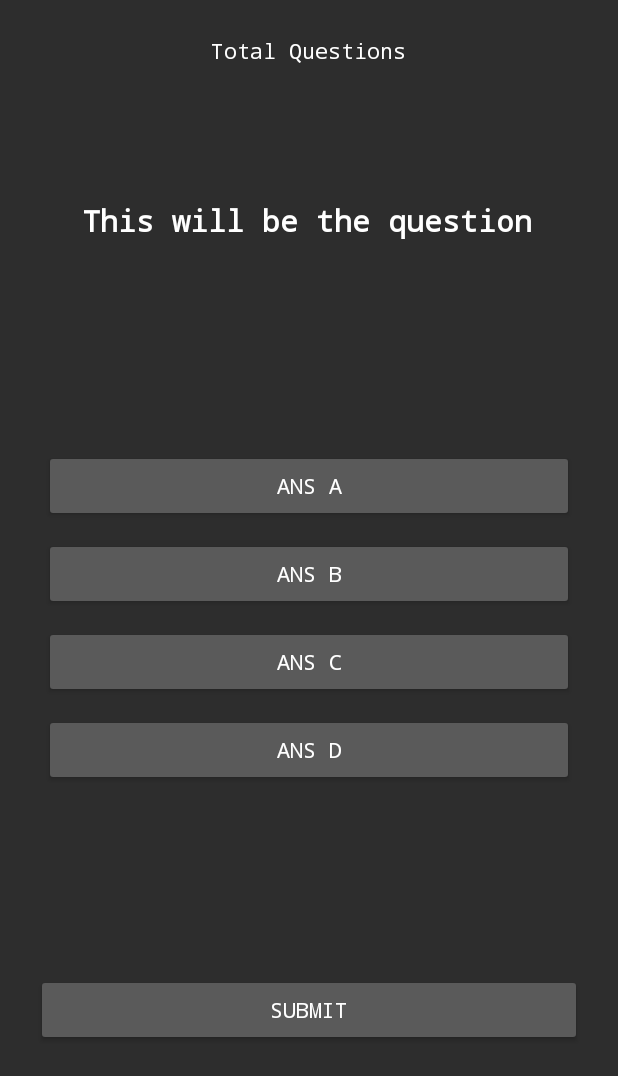
After one commit to ChrisD5/Reality-Checkmate, an Android app: the layout fragment_quiz.xml on its own in the app's theme, with its tools: preview values and no code run, on a phone screen of 412 x 824 dp. The commit adds this screen. Shown: the top 1076 px of the screen. Run offline under Robolectric (Android 15) with nearby library versions, the phone set to English and light mode, and no system bars.

Commit message:
Added Custom Ego Quiz

```diff
--- /dev/null
+++ b/4-application/app/src/main/res/drawable/nav_quiz.xml
@@ -0,0 +1,6 @@
+<vector android:height="24dp" android:tint="#000000"
+    android:viewportHeight="24" android:viewportWidth="24"
+    android:width="24dp" xmlns:android="http://schemas.android.com/apk/res/android">
+    <path android:fillColor="@android:color/white" android:pathData="M4,6H2v14c0,1.1 0.9,2 2,2h14v-2H4V6z"/>
+    <path android:fillColor="@android:color/white" android:pathData="M20,2H8C6.9,2 6,2.9 6,4v12c0,1.1 0.9,2 2,2h12c1.1,0 2,-0.9 2,-2V4C22,2.9 21.1,2 20,2zM14.01,15c-0.59,0 -1.05,-0.47 -1.05,-1.05c0,-0.59 0.47,-1.04 1.05,-1.04c0.59,0 1.04,0.45 1.04,1.04C15.04,14.53 14.6,15 14.01,15zM16.51,8.83c-0.63,0.93 -1.23,1.21 -1.56,1.81c-0.13,0.24 -0.18,0.4 -0.18,1.18h-1.52c0,-0.41 -0.06,-1.08 0.26,-1.65c0.41,-0.73 1.18,-1.16 1.63,-1.8c0.48,-0.68 0.21,-1.94 -1.14,-1.94c-0.88,0 -1.32,0.67 -1.5,1.23l-1.37,-0.57C11.51,5.96 12.52,5 13.99,5c1.23,0 2.08,0.56 2.51,1.26C16.87,6.87 17.08,7.99 16.51,8.83z"/>
+</vector>
--- /dev/null
+++ b/4-application/app/src/main/res/layout/fragment_quiz.xml
@@ -0,0 +1,98 @@
+<?xml version="1.0" encoding="utf-8"?>
+<RelativeLayout
+    xmlns:android="http://schemas.android.com/apk/res/android"
+    xmlns:tools="http://schemas.android.com/tools"
+    android:layout_width="match_parent"
+    android:layout_height="match_parent"
+    android:background="@color/DarkestGrey"
+    android:padding="24dp"
+    tools:context=".HomeFragment">
+
+    <TextView
+        android:id="@+id/total_questions"
+        android:layout_width="wrap_content"
+        android:layout_height="wrap_content"
+        android:text="Total Questions"
+        android:textColor="@color/white"
+        android:fontFamily="monospace"
+        android:layout_centerHorizontal="true"
+        android:textSize="14sp" />
+
+    <TextView
+        android:id="@+id/question"
+        android:layout_width="321dp"
+        android:layout_height="134dp"
+        android:layout_above="@+id/choices_layout"
+        android:layout_marginStart="20dp"
+        android:layout_marginEnd="20dp"
+        android:layout_marginBottom="27dp"
+        android:fontFamily="monospace"
+        android:text="This will be the question"
+        android:textAlignment="center"
+        android:textColor="@color/white"
+        android:textSize="20dp"
+        android:textStyle="bold" />
+
+    <LinearLayout
+        android:id="@+id/choices_layout"
+        android:layout_width="match_parent"
+        android:layout_height="wrap_content"
+        android:layout_centerInParent="true"
+        android:orientation="vertical">
+
+        <Button
+            android:id="@+id/ans_A"
+            android:layout_width="match_parent"
+            android:layout_height="wrap_content"
+            android:layout_margin="5dp"
+            android:backgroundTint="@color/DarkGrey"
+            android:text="Ans A"
+            android:fontFamily="monospace"
+            android:textColor="@color/white" />
+
+        <Button
+            android:id="@+id/ans_B"
+            android:layout_width="match_parent"
+            android:layout_height="wrap_content"
+            android:layout_margin="5dp"
+            android:backgroundTint="@color/DarkGrey"
+            android:text="Ans B"
+            android:fontFamily="monospace"
+            android:textColor="@color/white" />
+
+        <Button
+            android:id="@+id/ans_C"
+            android:layout_width="match_parent"
+            android:layout_height="wrap_content"
+            android:layout_margin="5dp"
+            android:backgroundTint="@color/DarkGrey"
+            android:text="Ans C"
+            android:fontFamily="monospace"
+            android:textColor="@color/white" />
+
+        <Button
+            android:id="@+id/ans_D"
+            android:layout_width="match_parent"
+            android:layout_height="wrap_content"
+            android:layout_margin="5dp"
+            android:backgroundTint="@color/DarkGrey"
+            android:text="Ans D"
+            android:fontFamily="monospace"
+            android:textColor="@color/white" />
+
+
+</LinearLayout>
+
+    <Button
+        android:id="@+id/submit_btn"
+        android:layout_width="match_parent"
+        android:layout_height="wrap_content"
+        android:layout_below="@id/choices_layout"
+        android:layout_marginTop="120dp"
+        android:text="Submit"
+        android:backgroundTint="@color/DarkGrey"
+        android:fontFamily="monospace"
+        android:textColor="@color/white"/>
+
+
+</RelativeLayout>
--- a/4-application/app/src/main/res/menu/nav_menu.xml
+++ b/4-application/app/src/main/res/menu/nav_menu.xml
@@ -18,6 +18,11 @@
             android:id="@+id/nav_view"
             android:icon="@drawable/nav_view"
             android:title="View Notifications"/>
+        <item
+            android:id="@+id/nav_quiz"
+            android:icon="@drawable/nav_quiz"
+            android:title="Ego Test"/>
+
 
     </group>
 
```
Also changed, not shown: 4-application/app/src/main/java/com/example/mob_dev_portfolio/FirstActivity.java (+5 -2 lines), 4-application/app/src/main/java/com/example/mob_dev_portfolio/QuestionAnswer.java (added, +46 -0 lines), 4-application/app/src/main/java/com/example/mob_dev_portfolio/QuizFragment.java (added, +123 -0 lines).
